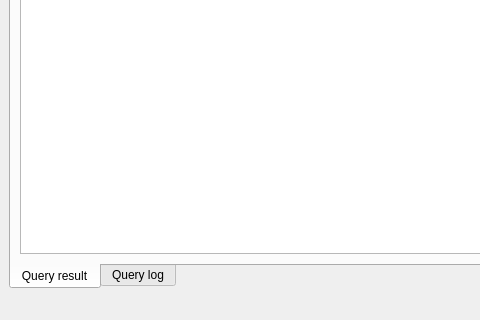
Old version of the form coquery/gui/coquery.ui in the repository gkunter/coquery; both pictures show x 0 to 480 and y 464 to 784 of the 1222 by 784 pixel window.
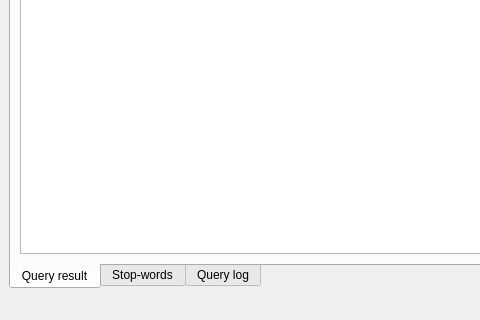
New version of the form. Icons and pictures are not drawn.

Commit message: Implement corpus manager GUI

Patch:
```diff
--- a/coquery/gui/coquery.ui
+++ b/coquery/gui/coquery.ui
@@ -899,6 +899,11 @@
         </item>
        </layout>
       </widget>
+      <widget class="QWidget" name="stopword_tab">
+       <attribute name="title">
+        <string>Stop-words</string>
+       </attribute>
+      </widget>
       <widget class="QWidget" name="log_tab">
        <property name="sizePolicy">
         <sizepolicy hsizetype="Preferred" vsizetype="Expanding">
```
Left out of the diff: 54 changed lines with no effect on the pictures. The commit also changes 7 other files.
